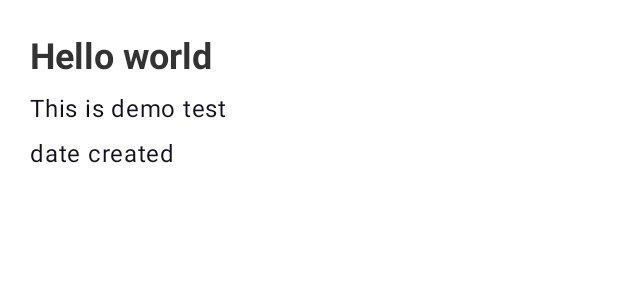
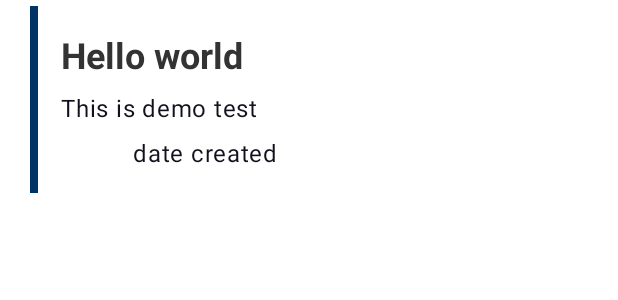
Before and after one commit to carolinemusyoka/NoteApp, an Android app: the layout item_post_notes.xml on its own in the app's theme, with its tools: preview values and no code run, on a phone screen of 412 x 824 dp. Shown: the top 300 px of the screen. Run offline under Robolectric (Android 15) with nearby library versions, the phone set to English and light mode, and no system bars; Roboto replaces fonts that are not available here.

Commit message:
update post item

```diff
--- a/app/src/main/AndroidManifest.xml
+++ b/app/src/main/AndroidManifest.xml
@@ -4,9 +4,9 @@
 
     <application
         android:allowBackup="true"
-        android:icon="@mipmap/ic_launcher"
+        android:icon="@drawable/logo"
         android:label="@string/app_name"
-        android:roundIcon="@mipmap/ic_launcher_round"
+        android:roundIcon="@drawable/logo"
         android:supportsRtl="true"
         android:theme="@style/AppTheme">
         <activity android:name=".onboarding.OnBoardingActivity"></activity>
--- a/app/src/main/res/layout/item_post_notes.xml
+++ b/app/src/main/res/layout/item_post_notes.xml
@@ -13,25 +13,39 @@
         android:layout_height="match_parent"
         android:background="?selectableItemBackground">
 
+        <View
+            android:layout_width="5.6dp"
+            android:layout_height="0dp"
+            android:layout_marginStart="16dp"
+            android:layout_marginEnd="14dp"
+            android:background="@color/colorBlueMidnight"
+            app:layout_constraintBottom_toBottomOf="parent"
+            app:layout_constraintEnd_toStartOf="@+id/item_notes_title"
+            app:layout_constraintHorizontal_bias="0.0"
+            app:layout_constraintStart_toStartOf="parent"
+            app:layout_constraintTop_toTopOf="parent"
+            app:layout_constraintVertical_bias="0.444" />
+
         <TextView
             android:id="@+id/item_notes_title"
-            android:layout_width="match_parent"
+            android:layout_width="330dp"
             android:layout_height="wrap_content"
             android:layout_marginStart="@dimen/dimen_16"
             android:layout_marginTop="@dimen/dimen_16"
-            android:layout_marginEnd="@dimen/dimen_16"
+            android:layout_marginEnd="12dp"
             android:fontFamily="@font/andada"
             android:textAppearance="@style/TextAppearance.MaterialComponents.Headline5"
             android:textColor="@color/title_text_color"
             android:textStyle="bold"
             app:layout_constraintEnd_toEndOf="parent"
+            app:layout_constraintHorizontal_bias="0.444"
             app:layout_constraintStart_toStartOf="parent"
             app:layout_constraintTop_toTopOf="parent"
             tools:text="Hello world" />
 
         <TextView
             android:id="@+id/item_notes_desc"
-            android:layout_width="match_parent"
+            android:layout_width="330dp"
             android:layout_height="wrap_content"
             android:layout_marginStart="@dimen/dimen_16"
             android:layout_marginTop="8dp"
@@ -45,7 +59,7 @@
             android:textColor="@color/note_text_color"
             app:layout_constraintBottom_toBottomOf="parent"
             app:layout_constraintEnd_toEndOf="parent"
-            app:layout_constraintHorizontal_bias="0.0"
+            app:layout_constraintHorizontal_bias="0.487"
             app:layout_constraintStart_toStartOf="parent"
             app:layout_constraintTop_toBottomOf="@+id/item_notes_title"
             app:layout_constraintVertical_bias="0.0"
@@ -58,16 +72,19 @@
             android:layout_marginStart="@dimen/dimen_16"
             android:layout_marginTop="8dp"
             android:layout_marginEnd="@dimen/dimen_16"
+            android:layout_marginBottom="16dp"
             android:ellipsize="end"
             android:fontFamily="@font/andada"
             android:lineSpacingExtra="@dimen/dimen_4"
             android:maxLines="2"
             android:textAppearance="@style/TextAppearance.MaterialComponents.Body1"
             android:textColor="@color/note_text_color"
+            app:layout_constraintBottom_toBottomOf="parent"
             app:layout_constraintEnd_toEndOf="parent"
-            app:layout_constraintHorizontal_bias="0.0"
+            app:layout_constraintHorizontal_bias="0.25"
             app:layout_constraintStart_toStartOf="parent"
             app:layout_constraintTop_toBottomOf="@+id/item_notes_desc"
+            app:layout_constraintVertical_bias="0.0"
             tools:text="date created" />
 
     </androidx.constraintlayout.widget.ConstraintLayout>
```
Also changed, not shown: app/src/main/res/drawable/logo.png (added).
